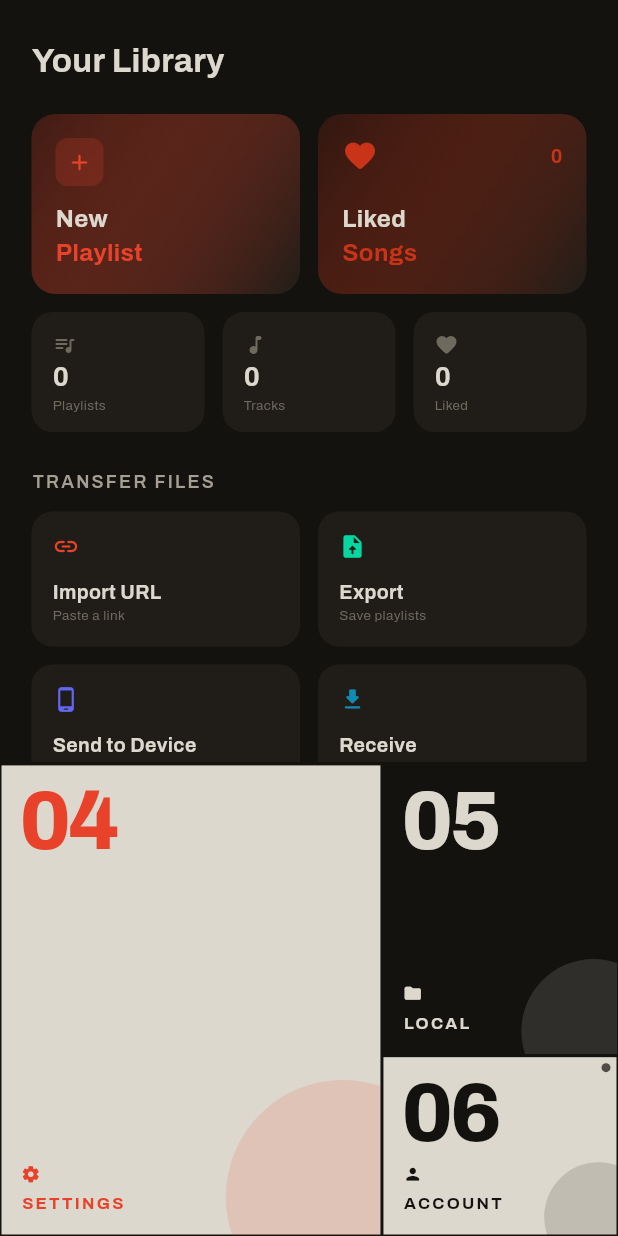
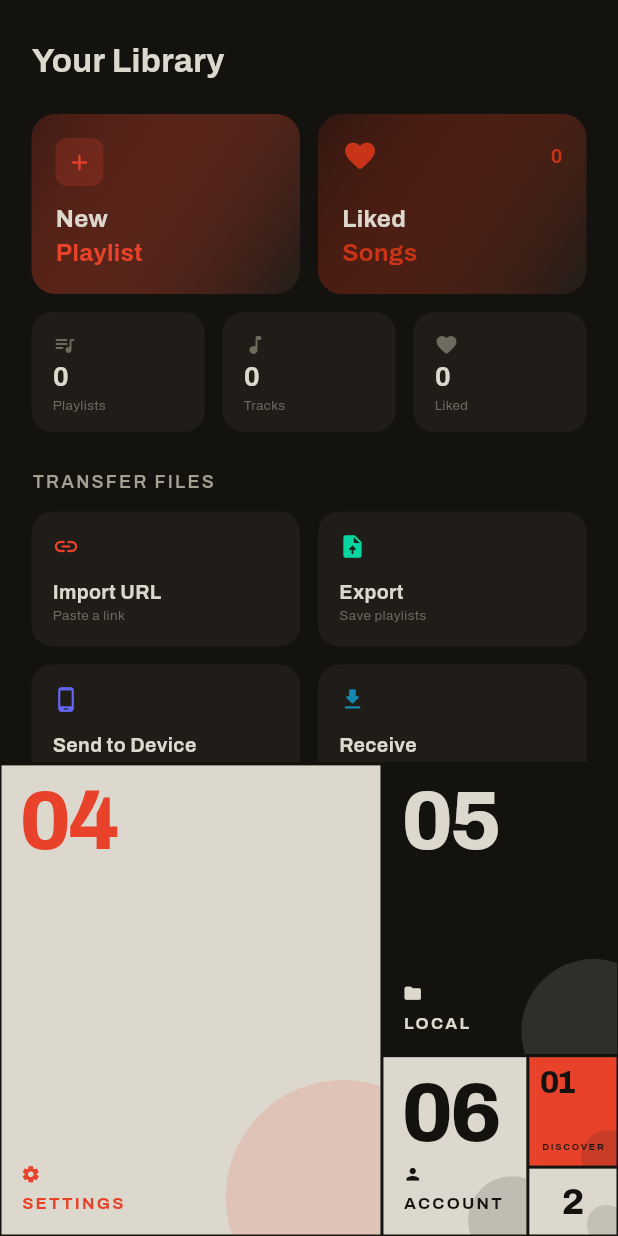
Before and after one commit to 0giinn0/Aud.io, a Flutter app: the screen it shows after launch, after a tap on "Quick", on a phone screen of 412 x 824 dp. Run offline on Flutter 3.47's test engine with Material 3 defaults, Android fonts, the phone set to English and light mode, and no system bars; our stand-ins replace audio_service, audio_video_progress_bar, file_picker, google_fonts, hive_flutter, just_audio and 4 more; missing offline and left inert: audio_session, dart_ytmusic_api, youtube_explode_dart; accounts and stored records are empty; project files that could hold a hidden picture were left out.

Commit message:
feat: all-6 spiral panels + asymmetric bento grid + multi-proxy CORS fix
Golden spiral nav:
- _maxVisible 4 → 6: all sections visible at once, each level shrinks
  by the golden ratio. No more cycling/overflow dot.
- New 'ultra' compact tier in _PanelPreview for panels <50px: shows
  just the index numeral centered, still tappable.

Bento grid (Discover page):
- Rewritten with asymmetric rows: every box is a different size.
- Row 1: Now Playing (flex 4, 200px) + Quick Play (flex 2, 200px)
- Row 2: 3 genres at flex 3:2:1, 140px
- Row 3: 3 genres at flex 2:1:3, 100px
- Row 4: 2 genres at flex 1:2, 80px
- Row 5: Trending (flex 3) + Favorites (flex 2), 130px
- Row 6: Podcasts (flex 2) + 2 stat cards (flex 1 each), 100px
- Row 7: Explore CTA slim banner

CORS proxy overhaul:
- CorsProxy now tries multiple proxies in order: corsproxy.io,
  codetabs, allorigins (GET); thingproxy, corsproxy.io (POST)
- CorsProxy.get() and CorsProxy.post() try each proxy until one works
- SoundCloud: added hardcoded fallback client_ids so search works even
  when scraping fails through proxies
- YouTube: _corsProxySearch now uses CorsProxy.post (multi-proxy)
- PodcastService: all calls use CorsProxy.get
- Removed direct http.get calls that bypassed the proxy fallback

Architecture diagram + README:
- New SVG: shows Flutter app center, GitHub (Pages + Releases) at
  bottom, CORS proxies (web only) in middle, YouTube/SoundCloud/
  Podcast Index/LRCLIB on right. Native = direct arrows, web = gold
  proxy arrows.
- README updated: architecture description, spiral nav description
  (all 6 visible), bento box (asymmetric), screenshot script updated

flutter analyze lib/ passes clean (0 issues).

```diff
--- a/aud.io/lib/pages/home_page.dart
+++ b/aud.io/lib/pages/home_page.dart
@@ -431,21 +431,29 @@ class _HomePageState extends State<HomePage> {
       child: Column(
         crossAxisAlignment: CrossAxisAlignment.start,
         children: [
-          // Row 1: Now Playing (large) + Quick Play (small)
+          // Row 1: Now Playing (hero, 4/6 width, 200px) + Quick Play (2/6, 200px)
           Row(
             children: [
-              Expanded(flex: 3, child: _buildNowPlayingCard()),
+              Expanded(flex: 4, child: _buildNowPlayingCard()),
               const SizedBox(width: 12),
               Expanded(flex: 2, child: _buildQuickPlayCard()),
             ],
           ),
           const SizedBox(height: 12),
 
-          // Row 2: Genre chips
-          _buildGenreGrid(),
+          // Row 2: Genres — 3 tiles, asymmetric (3:2:1)
+          _buildGenreRow(0, 3, flexA: 3, flexB: 2, flexC: 1, heightA: 140, heightB: 140, heightC: 140),
           const SizedBox(height: 12),
 
-          // Row 3: Recently Played (wide) + Favorites (small)
+          // Row 3: Genres — 3 tiles, asymmetric (2:1:3) — different ratio than row 2
+          _buildGenreRow(3, 3, flexA: 2, flexB: 1, flexC: 3, heightA: 100, heightB: 100, heightC: 100),
+          const SizedBox(height: 12),
+
+          // Row 4: Genres — 2 tiles, asymmetric (1:2)
+          _buildGenreRow(6, 2, flexA: 1, flexB: 2, heightA: 80, heightB: 80),
+          const SizedBox(height: 12),
+
+          // Row 5: Trending (3/5, 130px) + Favorites (2/5, 130px)
           Row(
             children: [
               Expanded(flex: 3, child: _buildRecentlyPlayedCard()),
@@ -455,7 +463,7 @@ class _HomePageState extends State<HomePage> {
           ),
           const SizedBox(height: 12),
 
-          // Row 4: Podcasts + Stats
+          // Row 6: Podcasts (2/4) + Playlists (1/4) + Downloads (1/4), all 100px
           Row(
             children: [
               Expanded(flex: 2, child: _buildPodcastsCard()),
@@ -467,11 +475,35 @@ class _HomePageState extends State<HomePage> {
           ),
           const SizedBox(height: 12),
 
-          // Row 5: Explore CTA
+          // Row 7: Explore CTA (slim banner)
           _buildExploreCard(),
         ],
       ),
     );
+  }
+
+  /// Build a row of 2 or 3 genre tiles with independent flex + height.
+  Widget _buildGenreRow(int startIndex, int count, {
+    required int flexA, required double heightA,
+    int flexB = 0, double heightB = 0,
+    int flexC = 0, double heightC = 0,
+  }) {
+    final tiles = <Widget>[];
+    final flexes = [flexA, flexB, flexC];
+    final heights = [heightA, heightB, heightC];
+
+    for (var i = 0; i < count; i++) {
+      if (i > 0) tiles.add(const SizedBox(width: 12));
+      final idx = startIndex + i;
+      if (idx >= _genres.length) break;
+      tiles.add(
+        Expanded(
+          flex: flexes[i],
+          child: _buildGenreTile(_genres[idx], height: heights[i], isBig: flexes[i] >= 3),
+        ),
+      );
+    }
+    return Row(children: tiles);
   }
 
   Widget _buildNowPlayingCard() {
@@ -481,7 +513,7 @@ class _HomePageState extends State<HomePage> {
         return GestureDetector(
           onTap: track != null ? _openNowPlaying : null,
           child: Container(
-            height: 180,
+            height: 200,
             padding: const EdgeInsets.all(16),
             decoration: BoxDecoration(
               gradient: LinearGradient(
@@ -548,7 +580,7 @@ class _HomePageState extends State<HomePage> {
     return GestureDetector(
       onTap: widget.onNavigateToLibrary,
       child: Container(
-        height: 180,
+        height: 200,
         padding: const EdgeInsets.all(16),
         decoration: BoxDecoration(
           color: AudIoTheme.surface,
@@ -572,40 +604,7 @@ class _HomePageState extends State<HomePage> {
     );
   }
 
-  Widget _buildGenreGrid() {
-    // Golden ratio bento grid: pairs of big (61.8%) + small (38.2%) tiles
-    return Column(
-      children: List.generate((_genres.length / 2).ceil(), (rowIndex) {
-        final firstIdx = rowIndex * 2;
-        final secondIdx = firstIdx + 1;
-        final firstGenre = _genres[firstIdx];
-        final secondGenre = secondIdx < _genres.length ? _genres[secondIdx] : null;
-
-        return Padding(
-          padding: const EdgeInsets.only(bottom: 12),
-          child: Row(
-            children: [
-              // Big tile (61.8% of space)
-              Expanded(
-                flex: 618,
-                child: _buildGenreTile(firstGenre, isBig: true),
-              ),
-              const SizedBox(width: 12),
-              // Small tile (38.2% of space) - or spacer if no second genre
-              Expanded(
-                flex: 382,
-                child: secondGenre != null
-                    ? _buildGenreTile(secondGenre, isBig: false)
-                    : const SizedBox.shrink(),
-              ),
-            ],
-          ),
-        );
-      }),
-    );
-  }
-
-  Widget _buildGenreTile(Map<String, dynamic> genre, {required bool isBig}) {
+  Widget _buildGenreTile(Map<String, dynamic> genre, {required double height, required bool isBig}) {
     final color = genre['color'] as Color;
     final icon = genre['icon'] as IconData;
     final name = genre['name'] as String;
@@ -616,7 +615,7 @@ class _HomePageState extends State<HomePage> {
         _search(name);
       },
       child: Container(
-        height: isBig ? 120 : 96,
+        height: height,
         padding: const EdgeInsets.all(14),
         decoration: BoxDecoration(
           gradient: LinearGradient(
--- a/aud.io/lib/widgets/golden_spiral_nav.dart
+++ b/aud.io/lib/widgets/golden_spiral_nav.dart
@@ -20,10 +20,9 @@ class GoldenSection {
 
 /// Golden-ratio spiral navigation, after narrowdesign.com:
 /// the active section fills the major golden rectangle (~61.8% of the
-/// screen) and up to 3 inactive sections occupy successively smaller golden
-/// rectangles spiraling into the corner. When there are more than 4 sections
-/// the visible set slides: tapping the smallest panel cycles to the next
-/// hidden section, so all sections stay within 1–3 taps.
+/// screen) and the remaining sections occupy successively smaller golden
+/// rectangles spiraling into the corner. All 6 sections are visible at
+/// once — each level decreases by the golden ratio.
 ///
 /// Page state is preserved: every page stays mounted (Offstage while its
 /// section is inactive).
@@ -31,9 +30,6 @@ class GoldenSpiralNav extends StatelessWidget {
   final List<GoldenSection> sections;
   final int activeIndex;
   final ValueChanged<int> onChanged;
-
-  // Maximum panels shown in the spiral at once (1 active + N-1 inactive).
-  static const int _maxVisible = 4;
 
   const GoldenSpiralNav({
     super.key,
@@ -43,13 +39,15 @@ class GoldenSpiralNav extends StatelessWidget {
   });
 
   /// Returns the indices of sections shown in the spiral, in spiral order
-  /// (active first, then the next [_maxVisible-1] sections circularly).
+  /// (active first, then the next sections circularly). All sections are
+  /// visible — the spiral just keeps getting smaller.
   List<int> _visibleIndices() {
-    final count = sections.length.clamp(0, _maxVisible);
+    final count = sections.length;
     return List<int>.generate(count, (i) => (activeIndex + i) % sections.length);
   }
 
-  /// Splits [bounds] into one rect per visible section.
+  /// Splits [bounds] into one rect per visible section, spiraling inward
+  /// by the golden ratio. Alternates horizontal/vertical cuts.
   List<Rect> _spiralRects(Rect bounds, int visibleCount) {
     final rects = List<Rect>.filled(visibleCount, Rect.zero);
     var remaining = bounds;
@@ -77,7 +75,6 @@ class GoldenSpiralNav extends StatelessWidget {
   @override
   Widget build(BuildContext context) {
     final visible = _visibleIndices();
-    final hasOverflow = sections.length > _maxVisible;
 
     return LayoutBuilder(
       builder: (context, constraints) {
@@ -135,8 +132,6 @@ class GoldenSpiralNav extends StatelessWidget {
                     child: _PanelPreview(
                       section: sections[visible[v]],
                       index: visible[v],
-                      // Show overflow indicator on last visible panel when sections overflow
-                      showOverflowDot: hasOverflow && v == visible.length - 1,
                     ),
                   ),
                 ),
@@ -150,15 +145,14 @@ class GoldenSpiralNav extends StatelessWidget {
 
 /// Bauhaus preview tile: giant index numeral, small uppercase label, and a
 /// circle motif — scaled to whatever golden rectangle it lands in.
+/// Three size tiers: full, compact (<90px), ultra (<50px).
 class _PanelPreview extends StatelessWidget {
   final GoldenSection section;
   final int index;
-  final bool showOverflowDot;
 
   const _PanelPreview({
     required this.section,
     required this.index,
-    this.showOverflowDot = false,
   });
 
   @override
@@ -167,8 +161,44 @@ class _PanelPreview extends StatelessWidget {
 
     return LayoutBuilder(
       builder: (context, c) {
+        final shortest = c.maxWidth < c.maxHeight ? c.maxWidth : c.maxHeight;
         final compact = c.maxWidth < 90 || c.maxHeight < 90;
-        final shortest = c.maxWidth < c.maxHeight ? c.maxWidth : c.maxHeight;
+        final ultra = c.maxWidth < 50 || c.maxHeight < 50;
+
+        // Ultra-compact: just the numeral centered, no label/icon.
+        if (ultra) {
+          return Stack(
+            children: [
+              // Circle motif
+              Positioned(
+                right: -shortest * 0.15,
+                bottom: -shortest * 0.15,
+                child: Container(
+                  width: shortest * 0.6,
+                  height: shortest * 0.6,
+                  decoration: BoxDecoration(
+                    shape: BoxShape.circle,
+                    color: fg.withValues(alpha: 0.12),
+                  ),
+                ),
+              ),
+              Center(
+                child: FittedBox(
+                  fit: BoxFit.scaleDown,
+                  child: Text(
+                    '${index + 1}',
+                    style: TextStyle(
+                      fontSize: 24,
+                      fontWeight: FontWeight.w800,
+                      height: 0.9,
+                      color: fg,
+                    ),
+                  ),
+                ),
+              ),
+            ],
+          );
+        }
 
         return Stack(
           children: [
@@ -227,20 +257,6 @@ class _PanelPreview extends StatelessWidget {
                 ],
               ),
             ),
-            // Overflow indicator: small dot when more sections are hidden
-            if (showOverflowDot)
-              Positioned(
-                top: 4,
-                right: 4,
-                child: Container(
-                  width: 6,
-                  height: 6,
-                  decoration: BoxDecoration(
-                    shape: BoxShape.circle,
-                    color: fg.withValues(alpha: 0.7),
-                  ),
-                ),
-              ),
           ],
         );
       },
```
Also changed, not shown: aud.io/lib/services/cors_proxy.dart (+80 -6 lines), aud.io/lib/services/podcast_service.dart (+10 -16 lines), aud.io/lib/services/soundcloud_service.dart (+36 -29 lines), aud.io/lib/services/youtube_music_service.dart (+6 -10 lines), docs/architecture.svg, 2 other files.
